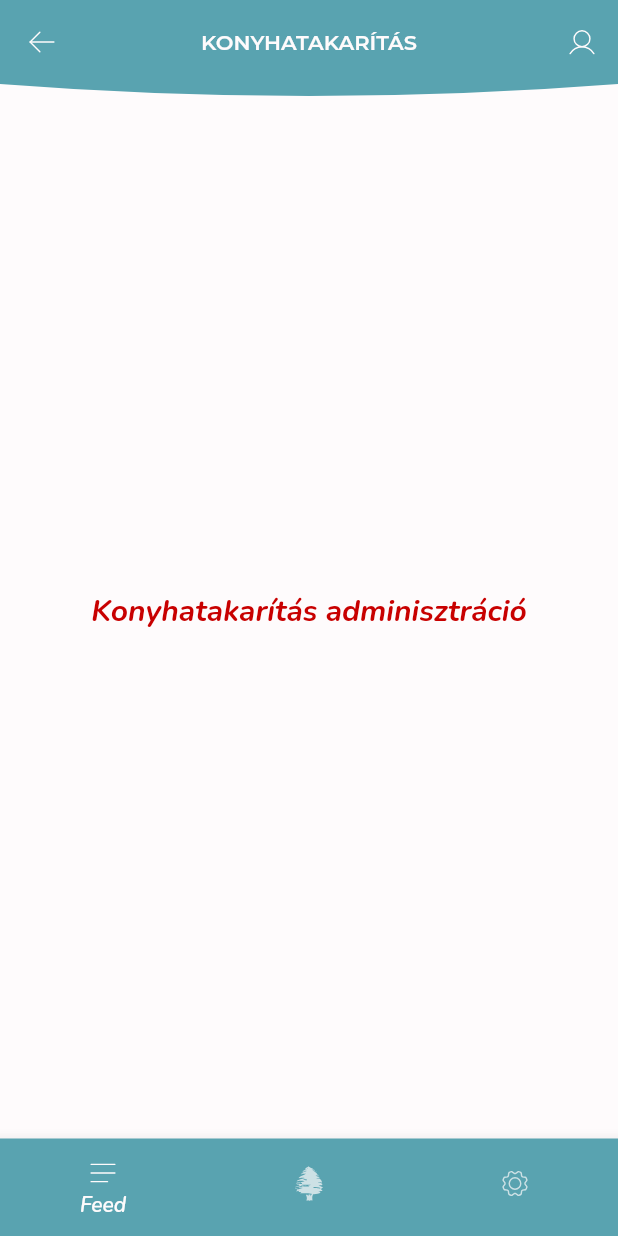
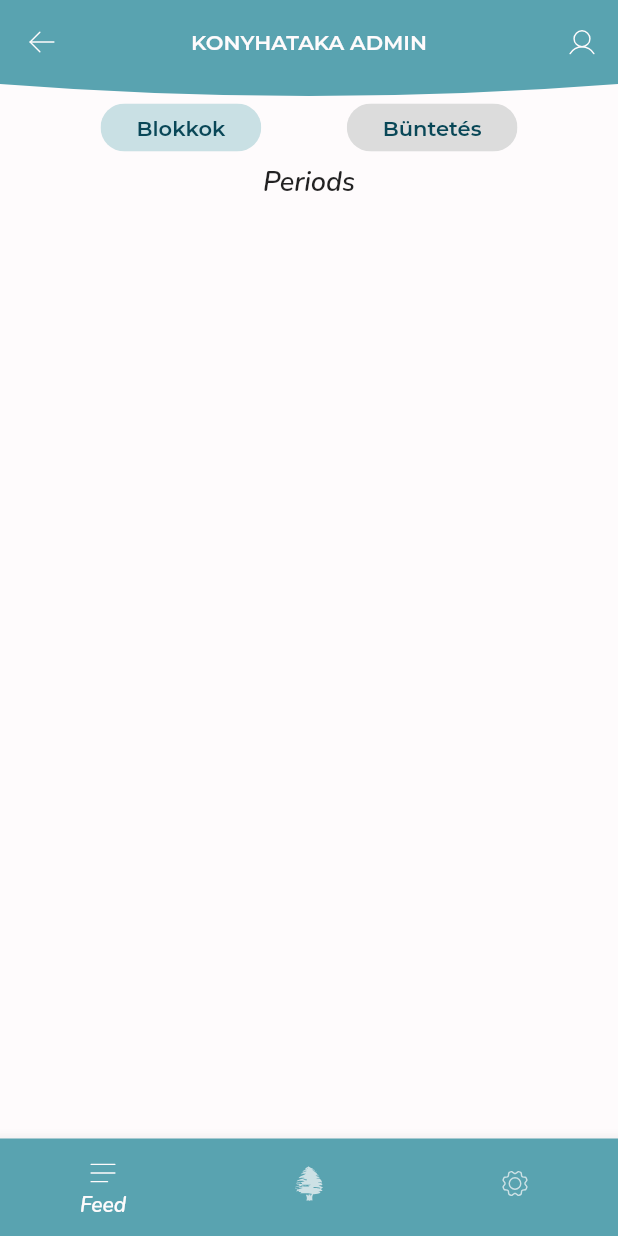
Before and after one commit to gaoypChina/szikapp, a Flutter app: the CleaningAdminScreen screen opened directly with empty values, on a phone screen of 412 x 824 dp. Run offline on Flutter 3.47's test engine with Material 2 defaults, Android fonts, the phone set to English and light mode, and no system bars; our stand-ins replace connectivity_plus, dropdown_search, easy_localization, firebase_analytics, firebase_auth, firebase_core and 7 more; missing offline and left inert: toggle_list; accounts and stored records are empty; project files that could hold a hidden picture were left out.

Commit message:
Hiányzó elemek elkezdése és eddigiek csinosítása

```diff
--- a/assets/translations/en.json
+++ b/assets/translations/en.json
@@ -146,9 +146,12 @@
         "CALENDAR_LINK_TEXT": "Get Agenda in Google Calendar",
     "CLEANING": null,
         "CLEANING_TITLE": "Kitchen cleaning",
+        "CLEANING_ADMIN_TITLE": "Cleaning administration",
         "CLEANING_TAB_APPLY": "Apply",
         "CLEANING_TAB_TASKS": "Tasks",
         "CLEANING_TAB_EXCHANGES": "Exchanges",
+        "CLEANING_TAB_PERIOD": "Periods",
+        "CLEANING_TAB_PUNISHMENT": "Punishment",
         "CLEANING_DIALOG_OFFER_TITLE": "Offer exchange",
         "CLEANING_DIALOG_EXCHANGE_TITLE": "Do you exchange?",
         "CLEANING_DIALOG_WITHDRAW_TITLE": "Withdraw exchange?",
--- a/assets/translations/hu.json
+++ b/assets/translations/hu.json
@@ -146,9 +146,12 @@
         "CALENDAR_LINK_TEXT": "Add hozzá a Google Naptáradhoz",
     "CLEANING": null,
         "CLEANING_TITLE": "Konyhatakarítás",
+        "CLEANING_ADMIN_TITLE": "Konyhataka admin",
         "CLEANING_TAB_APPLY": "Jelentkezés",
         "CLEANING_TAB_TASKS": "Beosztás",
         "CLEANING_TAB_EXCHANGES": "Csere",
+        "CLEANING_TAB_PERIOD": "Blokkok",
+        "CLEANING_TAB_PUNISHMENT": "Büntetés",
         "CLEANING_DIALOG_OFFER_TITLE": "Csere felajánlása",
         "CLEANING_DIALOG_EXCHANGE_TITLE": "Cserélsz?",
         "CLEANING_DIALOG_WITHDRAW_TITLE": "Csere visszavonása?",
--- a/lib/components/floating_action_button.dart
+++ b/lib/components/floating_action_button.dart
@@ -8,11 +8,13 @@ import 'components.dart';
 class CustomFloatingActionButton extends StatelessWidget {
   final VoidCallback onPressed;
   final Type typeToCreate;
+  final String icon;
 
   const CustomFloatingActionButton({
     Key? key,
     required this.onPressed,
     required this.typeToCreate,
+    this.icon = CustomIcons.plus,
   }) : super(key: key);
 
   @override
@@ -26,7 +28,7 @@ class CustomFloatingActionButton extends StatelessWidget {
                 width: kIconSizeLarge,
                 height: kIconSizeLarge,
               ),
-              child: const CustomIcon(CustomIcons.plus),
+              child: CustomIcon(icon),
             ),
           )
         : Container();
--- a/lib/screens/cleaning/cleaning_admin_screen.dart
+++ b/lib/screens/cleaning/cleaning_admin_screen.dart
@@ -3,6 +3,7 @@ import 'package:flutter/material.dart';
 
 import '../../business/business.dart';
 import '../../components/components.dart';
+import '../../ui/themes.dart';
 
 class CleaningAdminScreen extends StatefulWidget {
   static const String route = '/cleaning/admin';
@@ -26,18 +27,52 @@ class CleaningAdminScreen extends StatefulWidget {
 }
 
 class _CleaningAdminScreenState extends State<CleaningAdminScreen> {
+  int _selectedTab = 0;
+
+  void _onTabChanged(int? newTab) {
+    setState(() {
+      _selectedTab = newTab ?? 0;
+    });
+  }
+
+  Widget _buildPeriodView() {
+    return const Text('Periods');
+  }
+
+  Widget _buildPunishmentView() {
+    return const Text('Punishments');
+  }
+
   @override
   Widget build(BuildContext context) {
+    var theme = Theme.of(context);
     return CustomScaffold(
-      appBarTitle: 'CLEANING_TITLE'.tr(),
-      body: Center(
-        child: Text(
-          'Konyhatakarítás adminisztráció',
-          style: TextStyle(
-            color: Theme.of(context).colorScheme.error,
-            fontSize: 20,
-            fontWeight: FontWeight.bold,
-          ),
+      appBarTitle: 'CLEANING_ADMIN_TITLE'.tr(),
+      body: Container(
+        padding: const EdgeInsets.fromLTRB(
+          kPaddingNormal,
+          kPaddingSmall,
+          kPaddingNormal,
+          kPaddingSmall,
+        ),
+        child: Column(
+          mainAxisAlignment: MainAxisAlignment.spaceEvenly,
+          mainAxisSize: MainAxisSize.min,
+          children: [
+            TabChoice(
+              labels: [
+                'CLEANING_TAB_PERIOD'.tr(),
+                'CLEANING_TAB_PUNISHMENT'.tr(),
+              ],
+              wrapColor: theme.colorScheme.background,
+              onChanged: _onTabChanged,
+            ),
+            Expanded(
+              child: _selectedTab == 0
+                  ? _buildPeriodView()
+                  : _buildPunishmentView(),
+            )
+          ],
         ),
       ),
     );
--- a/pubspec.yaml
+++ b/pubspec.yaml
@@ -2,7 +2,7 @@ name: szikapp
 description: Awesome application for doing business in da SZIK.
 
 publish_to: 'none' # Remove this line if you wish to publish to pub.dev
-version: 1.1.4+250
+version: 1.1.4+251
 
 environment:
   sdk: ">=2.17.0 <3.0.0"
```
Also changed, not shown: lib/screens/cleaning/cleaning_apply_view.dart (+53 -77 lines), lib/screens/cleaning/cleaning_screen.dart (+9 -12 lines), lib/screens/cleaning/cleaning_tasks_view.dart (+11 -2 lines).
